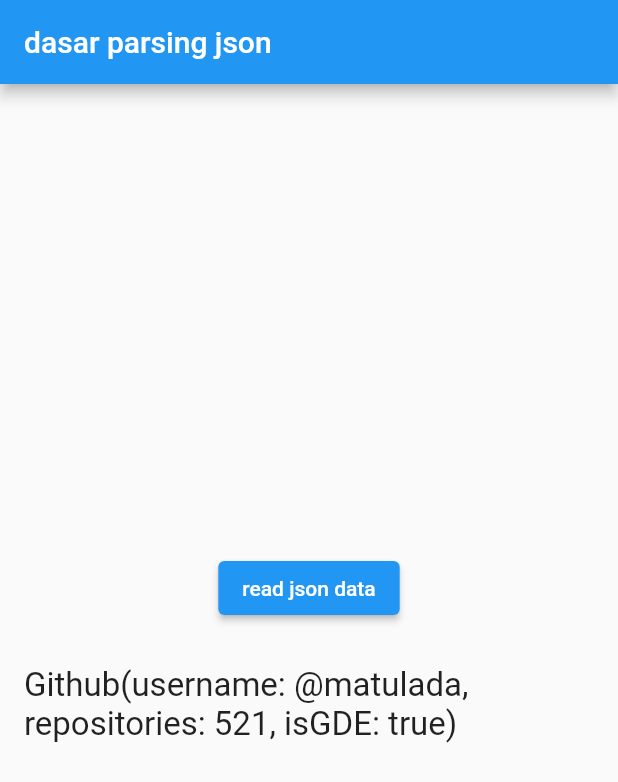
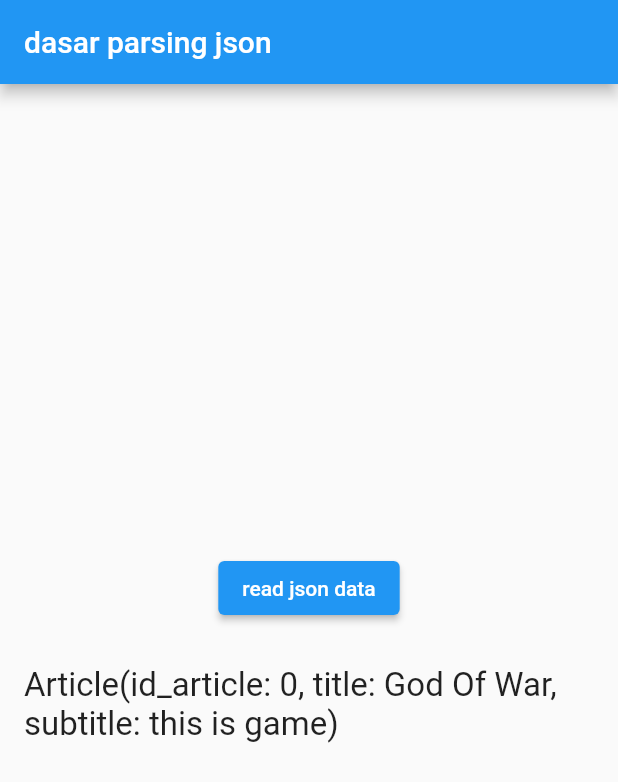
Before and after one commit to matuladaandi/belajar_restfull_api, a Flutter app: the screen it shows after launch, after a tap on "read json data", on a phone screen of 412 x 824 dp. Shown: the top 782 px of the screen. Run offline on Flutter 3.47's test engine with Material 2 defaults, Android fonts, the phone set to English and light mode, and no system bars.

Commit message:
membuat list of object

```diff
--- a/assets/sample.json
+++ b/assets/sample.json
@@ -10,5 +10,22 @@
         "username" : "@matulada",
         "repositories" : 521,
         "isGDE" : true
-    }
+    },
+    "articles" : [
+        {
+            "id" : 1,
+            "title" : "God Of War",
+            "subtitle" : "this is game"
+        },
+        {
+            "id" : 2,
+            "title" : "Good hand",
+            "subtitle" : "this is game"
+        },
+        {
+            "id" : 3,
+            "title" : "Harry Potter",
+            "subtitle" : "this movie"
+        }
+    ]
 }
--- a/lib/main.dart
+++ b/lib/main.dart
@@ -51,7 +51,7 @@ class _MyAppState extends State<MyApp> {
                 padding: EdgeInsets.all(16.0),
                 child: Text(
                   // '$result',
-                  '${result?.github}',  // knp ada ? karena dia nullable q
+                  '${result?.articles?.first}',  // knp ada ? karena dia nullable q
                   style: TextStyle(fontSize: 22.0),
                 ))
           ],
--- /dev/null
+++ b/lib/model/articles_model.dart
@@ -0,0 +1,25 @@
+// ignore_for_file: public_member_api_docs, sort_constructors_first
+class Article {
+
+  final int? id_article;
+  final String? title;
+  final String? subtitle;
+
+  Article({
+    this.id_article,
+    this.title,
+    this.subtitle,
+  });
+
+  factory Article.fromJson(Map<String, dynamic> json){
+    return Article(
+      id_article: json["id_article"] ?? 0,
+      title: json["title"] ?? '',
+      subtitle: json["subtitle"] ?? '',
+    );
+  }
+
+  @override
+  String toString() => 'Article(id_article: $id_article, title: $title, subtitle: $subtitle)';
+
+ }
--- a/lib/model/sample.dart
+++ b/lib/model/sample.dart
@@ -1,4 +1,5 @@
 // ignore_for_file: public_member_api_docs, sort_constructors_first
+import 'package:flutter_learn/model/articles_model.dart';
 import 'package:flutter_learn/model/github_model.dart';
 
 class Sample {
@@ -6,26 +7,23 @@ class Sample {
   final int? age;
   final List<String>? hobbies;
   final Github? github;
+  final List<Article>? articles;
 
-  Sample({
-    this.name,
-    this.age,
-    this.hobbies,
-    this.github,
-  });
+  Sample({this.name, this.age, this.hobbies, this.github, this.articles});
 
-  factory Sample.fromJson(Map<String, dynamic> json){
+  factory Sample.fromJson(Map<String, dynamic> json) {
     return Sample(
-        name: json['name'] ?? '', // pada json['name'] harus sesuai dgn di api
-        age: json['age'] ?? '',
-        hobbies: List<String>.from(json["hobbies"] ?? []),
-        github: Github.fromJson(json["github"]),
+      name: json['name'] ?? '', // pada json['name'] harus sesuai dgn di api
+      age: json['age'] ?? '',
+      hobbies: List<String>.from(json["hobbies"] ?? []),
+      github: Github.fromJson(json["github"]),
+      articles: List<Article>.from(
+          json["articles"].map((articles) => Article.fromJson(articles)) ?? []),
     );
   }
 
-
   @override
   String toString() {
-    return 'Sample(name: $name, age: $age, hobbies: $hobbies, github: $github)';
+    return 'Sample(name: $name, age: $age, hobbies: $hobbies, github: $github, articles: $articles)';
   }
 }
```
